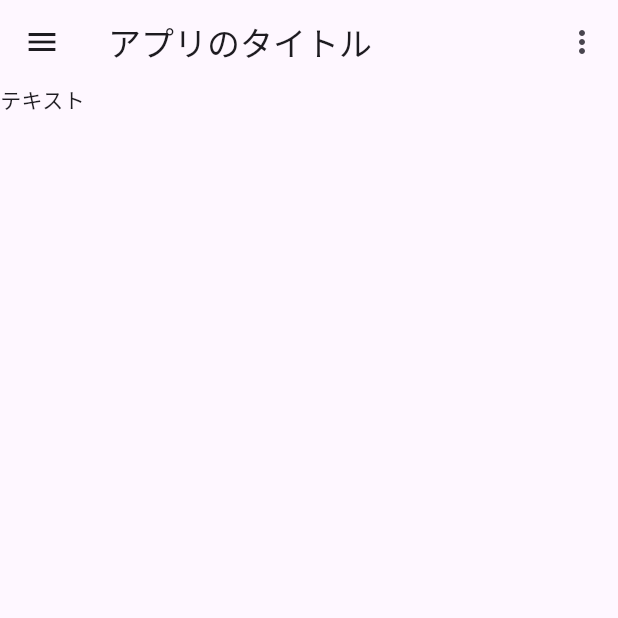
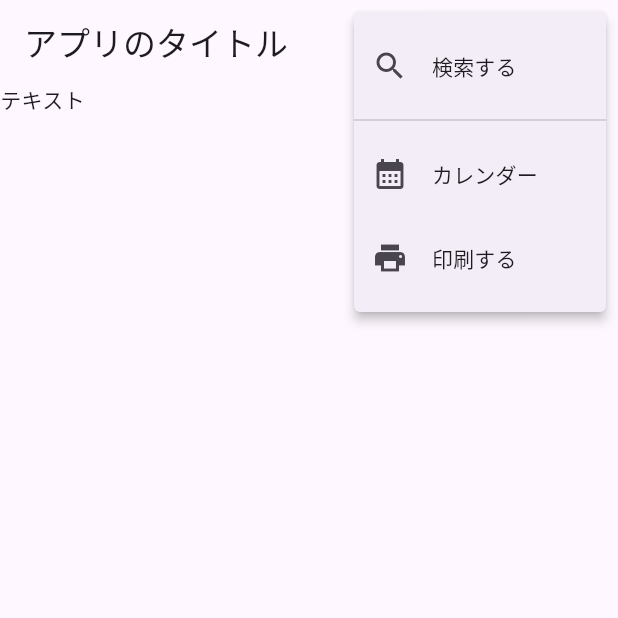
Before and after one commit to kabikira/flutter_application, a Flutter app: the screen it shows after launch, after a tap on the "more vert" icon, on a phone screen of 412 x 824 dp, the top half of it. Run offline on Flutter 3.47's test engine with Material 3 defaults, Android fonts, the phone set to English and light mode, and no system bars; our stand-ins replace envied; generated files the repository leaves out were written again.

Commit message:
アプリバーメニューポップアップ追加

```diff
--- a/lib/main.dart
+++ b/lib/main.dart
@@ -1,19 +1,49 @@
 import 'package:flutter/material.dart';
 
 void main() {
+  final popupMenu = PopupMenuButton(
+      icon: const Icon(Icons.more_vert),
+      itemBuilder: (BuildContext context) => <PopupMenuEntry>[
+            const PopupMenuItem(
+              value: 'search',
+              child: ListTile(
+                leading: Icon(Icons.search),
+                title: Text('検索する'),
+              ),
+            ),
+            const PopupMenuDivider(),
+            const PopupMenuItem(
+              value: 'calendar',
+              child: ListTile(
+                leading: Icon(Icons.calendar_month),
+                title: Text('カレンダー'),
+              ),
+            ),
+            const PopupMenuItem(
+              value: 'print',
+              child: ListTile(
+                leading: Icon(Icons.print),
+                title: Text('印刷する'),
+              ),
+            )
+          ],
+      onSelected: (value) {
+        switch (value) {
+          case 'search':
+            print("検索");
+          case 'calendar':
+            print("カレンダー");
+          case 'print':
+            print("印刷");
+        }
+      });
   final appBar = AppBar(
     title: const Text('アプリのタイトル'),
-    leading: IconButton(
-      onPressed: () {},
-      icon: const Icon(Icons.menu),
-    ),
     actions: [
-      IconButton(
-        onPressed: () {},
-        icon: const Icon(Icons.more_vert),
-      ),
+      popupMenu,
     ],
   );
+
   final sc = Scaffold(
     appBar: appBar,
     body: const Text("テキスト"),
```
